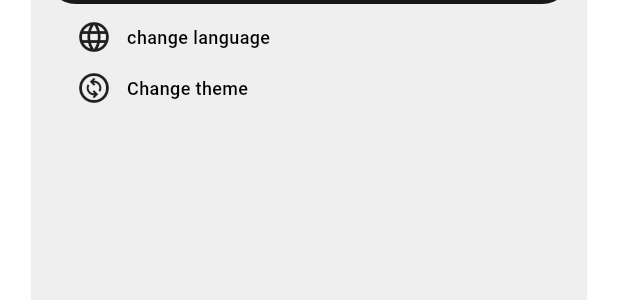
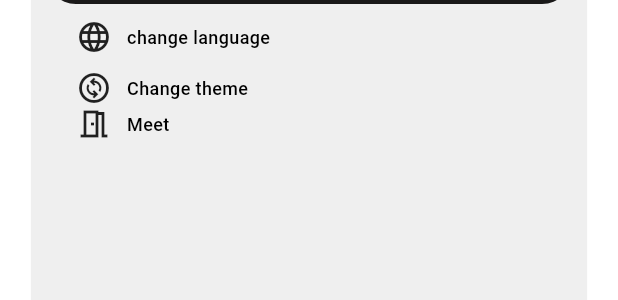
Before and after one commit to helloChiHai/chatboxAI, a Flutter app: the SettingPage widget shown alone on an empty page, opened directly, on a phone screen of 412 x 824 dp. Shown: the part 307-607 px from the top of the screen. Run offline on Flutter 3.47's test engine with Material 3 defaults, Android fonts, the phone set to English and light mode, and no system bars; our stand-ins replace equatable, flutter_bloc, flutter_local_notifications, google_sign_in, loading_animation_widget, permission_handler and 1 more; network calls fail.

Commit message:
fix notification meeting

```diff
--- a/lib/main.dart
+++ b/lib/main.dart
@@ -26,7 +26,7 @@ void main() async {
     await Permission.notification.request();
   }
 
-  // ✅ Tạo kênh thông báo trước khi đặt thông báo
+  // Tạo kênh thông báo trước khi đặt thông báo
   const AndroidNotificationChannel channel = AndroidNotificationChannel(
     'schedule_channel', // ID phải khớp với ID trong ScheduleBloc
     'Lịch nhắc',
--- a/lib/srceens/setting/setting.dart
+++ b/lib/srceens/setting/setting.dart
@@ -6,6 +6,7 @@ import 'package:stock_flutter/bloc/themeBloc/theme_bloc.dart';
 import 'package:stock_flutter/bloc/themeBloc/theme_event.dart';
 import 'package:stock_flutter/bloc/themeBloc/theme_state.dart';
 import 'package:stock_flutter/constants/app_constants.dart';
+import 'package:stock_flutter/routes/app_routes.dart';
 import 'package:stock_flutter/utils/utils.dart';
 import 'package:stock_flutter/widgets/text_cus.dart';
 
@@ -214,6 +215,28 @@ class _SettingPageState extends State<SettingPage> {
                               ],
                             ),
                           ),
+                          GestureDetector(
+                            onTap: () {
+                              Utils.navigator(context, AppRoutes.meeting);
+                            },
+                            child: Row(
+                              children: [
+                                Icon(
+                                  Icons.meeting_room_outlined,
+                                ),
+                                SizedBox(width: 10),
+                                textCus(
+                                  context: context,
+                                  text: 'meet',
+                                  fontWeight: FontWeight.w500,
+                                  fontSize: AppSizeText.sizeText12,
+                                  color: themeState.themeMode == ThemeMode.dark
+                                      ? AppColors.backgroundColor
+                                      : AppColors.c_black,
+                                ),
+                              ],
+                            ),
+                          ),
                         ],
                       ),
                     ),
```
